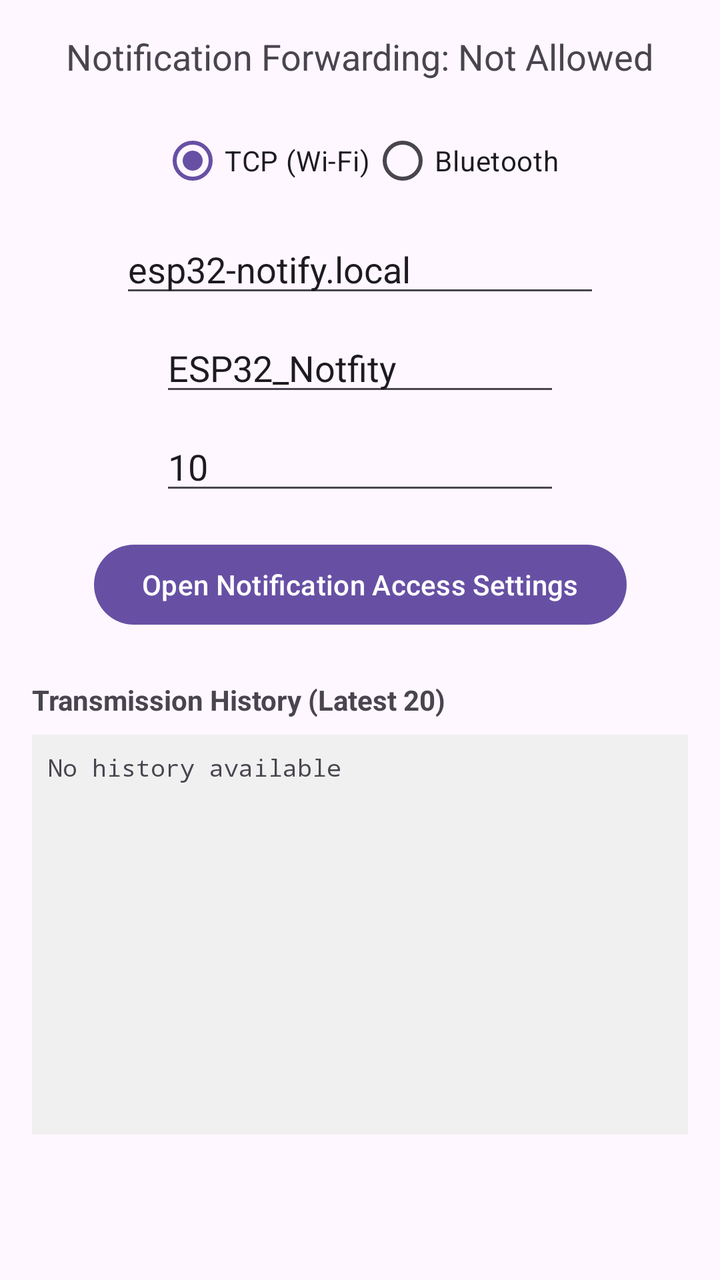
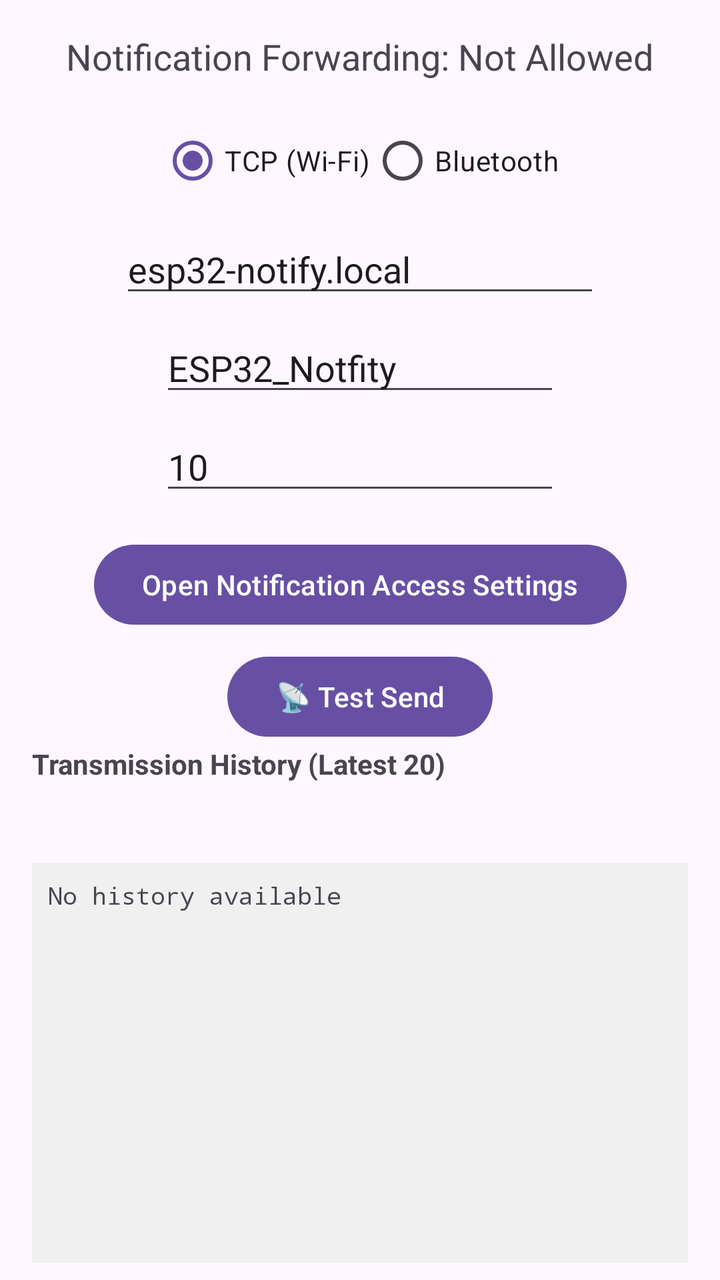

Screens rendered from an Android XML layout before and after an edit, with the pre-edit source and the edit as a unified diff.
<!-- AndroidManifest.xml: application theme Theme.AndroidNotifytoESP32 -->
<!-- res/layout/fragment_first.xml -->
<?xml version="1.0" encoding="utf-8"?>
<androidx.core.widget.NestedScrollView xmlns:android="http://schemas.android.com/apk/res/android"
    xmlns:app="http://schemas.android.com/apk/res-auto"
    xmlns:tools="http://schemas.android.com/tools"
    android:layout_width="match_parent"
    android:layout_height="match_parent"
    tools:context=".FirstFragment">

    <androidx.constraintlayout.widget.ConstraintLayout
        android:layout_width="match_parent"
        android:layout_height="match_parent"
        android:padding="16dp">

        <TextView
            android:id="@+id/textview_status"
            android:layout_width="wrap_content"
            android:layout_height="wrap_content"
            android:text="Notification Forwarding: Not Allowed"
            android:textSize="18sp"
            app:layout_constraintBottom_toTopOf="@id/radioGroup_mode"
            app:layout_constraintEnd_toEndOf="parent"
            app:layout_constraintStart_toStartOf="parent"
            app:layout_constraintTop_toTopOf="parent"
            app:layout_constraintVertical_chainStyle="packed" />

        <RadioGroup
            android:id="@+id/radioGroup_mode"
            android:layout_width="wrap_content"
            android:layout_height="wrap_content"
            android:layout_marginTop="16dp"
            android:orientation="horizontal"
            app:layout_constraintBottom_toTopOf="@id/editText_ip"
            app:layout_constraintEnd_toEndOf="parent"
            app:layout_constraintStart_toStartOf="parent"
            app:layout_constraintTop_toBottomOf="@id/textview_status">

            <RadioButton
                android:id="@+id/radioButton_tcp"
                android:layout_width="wrap_content"
                android:layout_height="wrap_content"
                android:checked="true"
                android:text="TCP (Wi-Fi)" />

            <RadioButton
                android:id="@+id/radioButton_bt"
                android:layout_width="wrap_content"
                android:layout_height="wrap_content"
                android:text="Bluetooth" />
        </RadioGroup>

        <EditText
            android:id="@+id/editText_ip"
            android:layout_width="240dp"
            android:layout_height="wrap_content"
            android:layout_marginTop="8dp"
            android:hint="ESP32 IP/Hostname (for TCP)"
            android:inputType="text"
            android:text="esp32-notify.local"
            app:layout_constraintBottom_toTopOf="@id/editText_bt_name"
            app:layout_constraintEnd_toEndOf="parent"
            app:layout_constraintStart_toStartOf="parent"
            app:layout_constraintTop_toBottomOf="@id/radioGroup_mode" />

        <EditText
            android:id="@+id/editText_bt_name"
            android:layout_width="200dp"
            android:layout_height="wrap_content"
            android:layout_marginTop="8dp"
            android:hint="Bluetooth Device Name"
            android:inputType="text"
            android:text="ESP32_Notfity"
            app:layout_constraintBottom_toTopOf="@id/editText_duration"
            app:layout_constraintEnd_toEndOf="parent"
            app:layout_constraintStart_toStartOf="parent"
            app:layout_constraintTop_toBottomOf="@id/editText_ip" />

        <EditText
            android:id="@+id/editText_duration"
            android:layout_width="200dp"
            android:layout_height="wrap_content"
            android:layout_marginTop="8dp"
            android:hint="Display Time(s) 0:Forever, Max:300"
            android:inputType="number"
            android:text="10"
            app:layout_constraintBottom_toTopOf="@id/button_settings"
            app:layout_constraintEnd_toEndOf="parent"
            app:layout_constraintStart_toStartOf="parent"
            app:layout_constraintTop_toBottomOf="@id/editText_bt_name" />

        <Button
            android:id="@+id/button_settings"
            android:layout_width="wrap_content"
            android:layout_height="wrap_content"
            android:layout_marginTop="16dp"
            android:text="Open Notification Access Settings"
            app:layout_constraintBottom_toTopOf="@id/textView_history_title"
            app:layout_constraintEnd_toEndOf="parent"
            app:layout_constraintStart_toStartOf="parent"
            app:layout_constraintTop_toBottomOf="@id/editText_duration" />

        <TextView
            android:id="@+id/textView_history_title"
            android:layout_width="wrap_content"
            android:layout_height="wrap_content"
            android:layout_marginTop="24dp"
            android:text="Transmission History (Latest 20)"
            android:textStyle="bold"
            app:layout_constraintBottom_toTopOf="@id/scrollView_history"
            app:layout_constraintStart_toStartOf="parent"
            app:layout_constraintTop_toBottomOf="@id/button_settings" />

        <androidx.core.widget.NestedScrollView
            android:id="@+id/scrollView_history"
            android:layout_width="match_parent"
            android:layout_height="200dp"
            android:layout_marginTop="8dp"
            android:background="#F0F0F0"
            android:padding="8dp"
            app:layout_constraintBottom_toBottomOf="parent"
            app:layout_constraintEnd_toEndOf="parent"
            app:layout_constraintStart_toStartOf="parent"
            app:layout_constraintTop_toBottomOf="@id/textView_history_title">

            <TextView
                android:id="@+id/textView_history"
                android:layout_width="match_parent"
                android:layout_height="wrap_content"
                android:fontFamily="monospace"
                android:text="No history available"
                android:textSize="12sp" />
        </androidx.core.widget.NestedScrollView>
    </androidx.constraintlayout.widget.ConstraintLayout>
</androidx.core.widget.NestedScrollView>
<!-- resources referenced by this layout -->
<resources>
  <style name="Theme.AndroidNotifytoESP32" parent="Base.Theme.AndroidNotifytoESP32" />
  <style name="Base.Theme.AndroidNotifytoESP32" parent="Theme.Material3.DayNight.NoActionBar">
          
          
      </style>
</resources>

<!-- the commit's change to res/layout/fragment_first.xml (unified diff, before → after) -->
@@ -93,10 +93,21 @@
             android:layout_height="wrap_content"
             android:layout_marginTop="16dp"
             android:text="Open Notification Access Settings"
+            app:layout_constraintBottom_toTopOf="@id/button_test_send"
+            app:layout_constraintEnd_toEndOf="parent"
+            app:layout_constraintStart_toStartOf="parent"
+            app:layout_constraintTop_toBottomOf="@id/editText_duration" />
+
+        <Button
+            android:id="@+id/button_test_send"
+            android:layout_width="wrap_content"
+            android:layout_height="wrap_content"
+            android:layout_marginTop="8dp"
+            android:text="📡 Test Send"
             app:layout_constraintBottom_toTopOf="@id/textView_history_title"
             app:layout_constraintEnd_toEndOf="parent"
             app:layout_constraintStart_toStartOf="parent"
-            app:layout_constraintTop_toBottomOf="@id/editText_duration" />
+            app:layout_constraintTop_toBottomOf="@id/button_settings" />
 
         <TextView
             android:id="@+id/textView_history_title"
